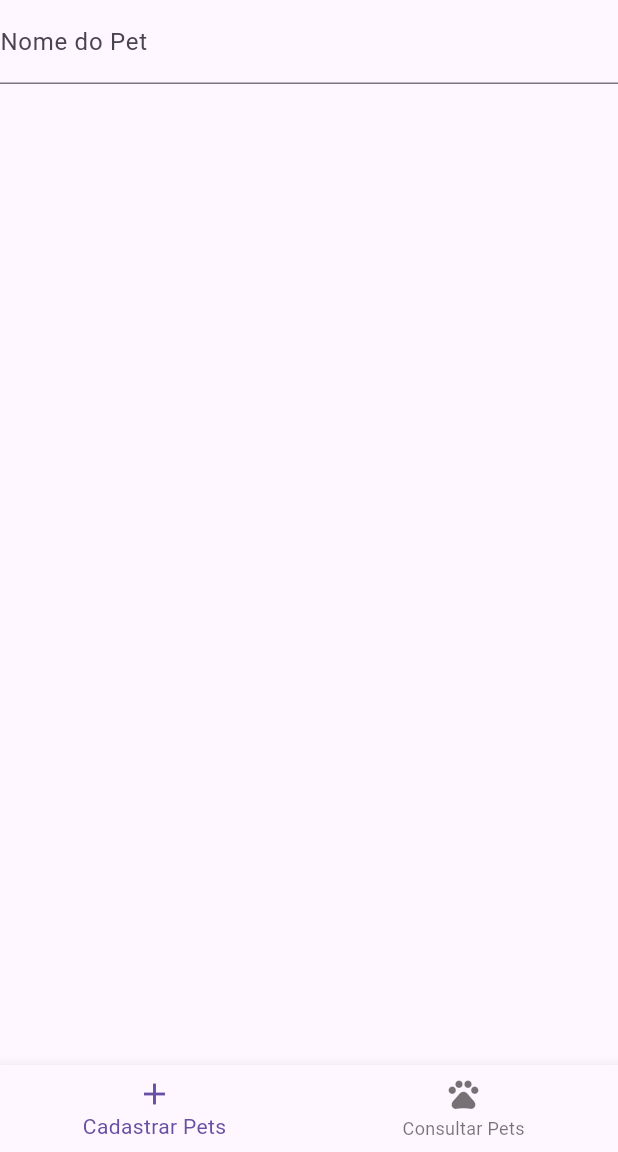
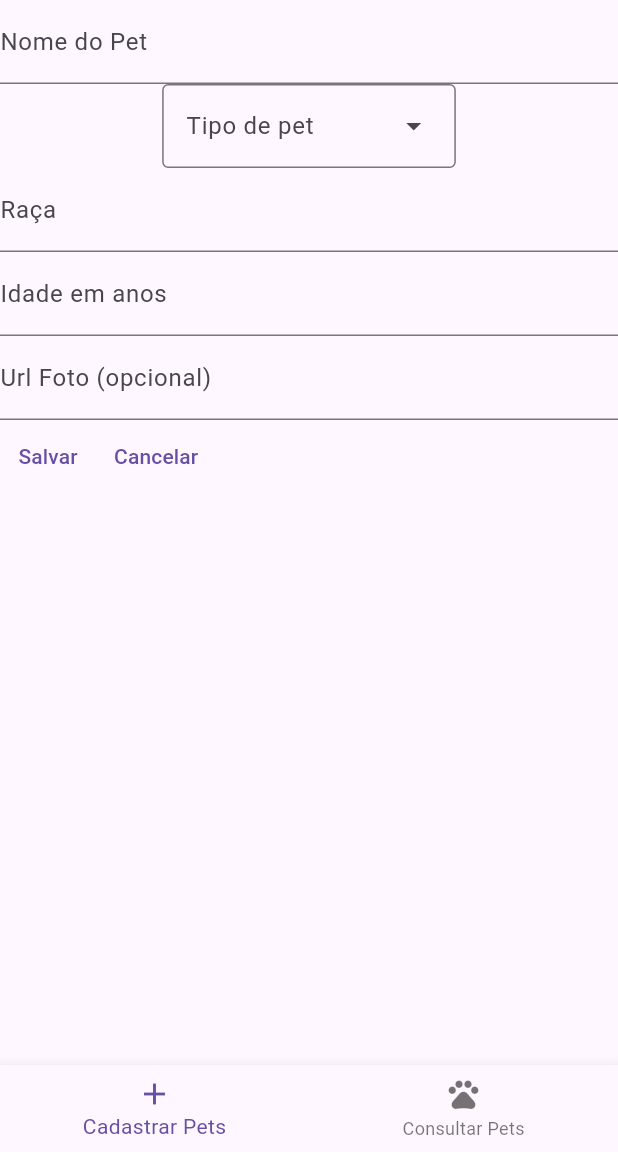
Before and after one commit to yDewolf/AulasFlutter, a Flutter app: the screen it shows after launch, swiped to page 2, on a phone screen of 412 x 824 dp, the part 84-1236 px from its top. Run offline on Flutter 3.47's test engine with Material 3 defaults, Android fonts, the phone set to English and light mode, and no system bars.

Commit message:
Tela de cadastro (WIP)

```diff
--- a/projeto_pet_shop/lib/screens/pet_register.dart
+++ b/projeto_pet_shop/lib/screens/pet_register.dart
@@ -1,5 +1,8 @@
 // screens/pet_register.dart
+import 'dart:collection';
+
 import 'package:flutter/material.dart';
+import 'package:flutter/services.dart';
 import 'package:projeto_pet_shop/components.dart';
 
 class PetRegister extends StatefulWidget{
@@ -8,13 +11,176 @@ class PetRegister extends StatefulWidget{
 
 }
 
+
+// Código principalmente do:
+// https://api.flutter.dev/flutter/material/DropdownMenu-class.html
+typedef IconEntry = DropdownMenuEntry<PetTypes>;
+
+enum PetTypes {
+  dog('Cachorro', Icons.pets),
+  cat('Gato', Icons.cloud_outlined),
+  parrot('Papagaio', Icons.brush_outlined),
+  bird('Pássaro', Icons.favorite);
+
+  const PetTypes(this.label, this.icon);
+  final String label;
+  final IconData icon;
+
+  static final List<IconEntry> entries = UnmodifiableListView<IconEntry>(
+    values.map<IconEntry>(
+      (PetTypes icon) => IconEntry(value: icon, label: icon.label, leadingIcon: Icon(icon.icon)),
+    ),
+  );
+}
+
 class _PetRegisterState extends State<PetRegister> {
+  final TextEditingController nameController = TextEditingController();
+  PetTypes? selectedPetType;
+  final TextEditingController raceController = TextEditingController();
+  final TextEditingController ageController = TextEditingController();
+  final TextEditingController imageControler = TextEditingController();
+
+  void _showConfirmForm(BuildContext context, String message, VoidCallback onConfirm) {
+    showDialog(
+      context: context,
+      builder: (BuildContext context) {
+        return AlertDialog(
+          title: Text("Confirme sua ação"),
+          content: Text(message),
+          actions: [
+            TextButton(
+              onPressed: () {
+                Navigator.of(context).pop();
+              },
+              child: Text("Cancelar")
+            ),
+            TextButton(
+              onPressed: () {
+                onConfirm();
+                Navigator.of(context).pop();
+              },
+              style: ElevatedButton.styleFrom(backgroundColor: Colors.white),
+              child: Text("Confirmar"),
+            ),
+          ],
+        );
+      }
+    );
+  }
+
+  void confirmPetRegister() {
+    // Fazer alguma coisa para salvar o pet eu acho
+    print(nameController.text);
+    print(raceController.text);
+    print(ageController.text);
+    print(imageControler.text);
+    print(selectedPetType?.label);
+  }
+
+
   @override
   Widget build(BuildContext context) {
     return Column(
-        children: [
-          TextField(decoration: InputDecoration(labelText: "Nome do Pet"),)
-        ],
+      children: [
+        // Fields
+        Column(
+          children: [
+            TextField(
+              controller: nameController,
+              decoration: InputDecoration(
+                labelText: "Nome do Pet"
+              ),
+            ),
+            DropdownMenu<PetTypes>(
+              label: Text("Tipo de pet"),
+              dropdownMenuEntries: PetTypes.entries,
+              onSelected: (PetTypes? petType) {
+                if (petType is PetTypes) {
+                  selectedPetType = petType;
+                }
+              },
+            ),
+            TextField(
+              controller: raceController,
+              decoration: InputDecoration(
+                labelText: "Raça"
+              ),
+            ),
+            TextField(
+              controller: ageController,
+              keyboardType: TextInputType.number,
+              inputFormatters: [
+                FilteringTextInputFormatter.digitsOnly
+              ],
+              decoration: InputDecoration(
+                labelText: "Idade em anos"
+              ),
+            ),
+            TextField(
+              controller: imageControler,
+              decoration: InputDecoration(
+                labelText: "Url Foto (opcional)"
+              ),
+            ),
+          ],
+        ),
+        Row(
+          children: [
+            TextButton(
+              child: Text("Salvar"),
+              onPressed: () {
+                List<String> missingFields = [];
+                final Map<String, TextEditingController> requiredFields = {
+                  "Nome": nameController,
+                  "Idade": ageController,
+                };
+                for (var fieldName in requiredFields.keys) {
+                  if (requiredFields[fieldName]!.text.isNotEmpty) {
+                    continue;
+                  }
+                  missingFields.add(fieldName);
+                }
+
+                if (selectedPetType == null) {
+                  missingFields.add("Tipo de Pet");
+                }
+
+                if (missingFields.isNotEmpty) {
+                  String message = "Você deve preencher os campos: ";
+                  int idx = 0;
+                  for (var field in missingFields) {
+                    if (idx != 0) {
+                      message += ", ";
+                    }
+                    idx += 1;
+                    message += field;
+                  }
+
+                  ScaffoldMessenger.of(context).showSnackBar(
+                    SnackBar(
+                      content: Text(message),
+                      duration: Duration(seconds: 2),
+                    ),
+                  );
+                  return;
+                }
+
+                _showConfirmForm(
+                  context,
+                  "Tem certeza que quer cadastrar esse pet?",
+                  confirmPetRegister
+                );
+              }
+            ),
+            TextButton(
+              child: Text("Cancelar"),
+              onPressed: () {
+
+              },
+            ),
+          ],
+        )
+      ],
     );
   }
 }
```
